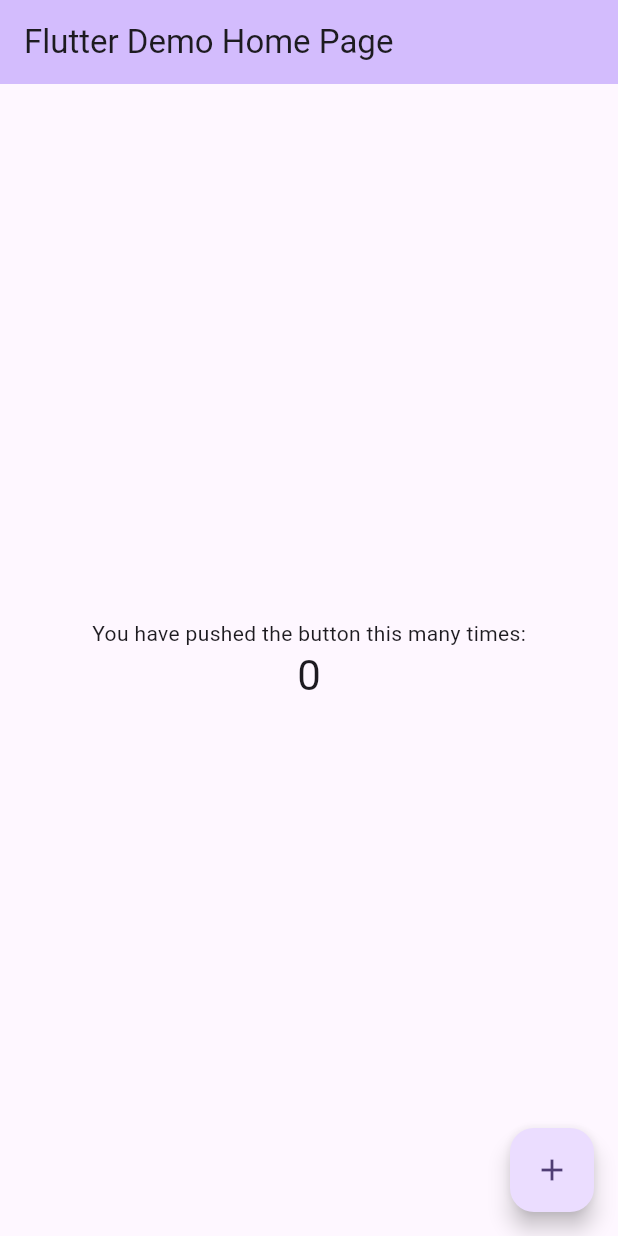
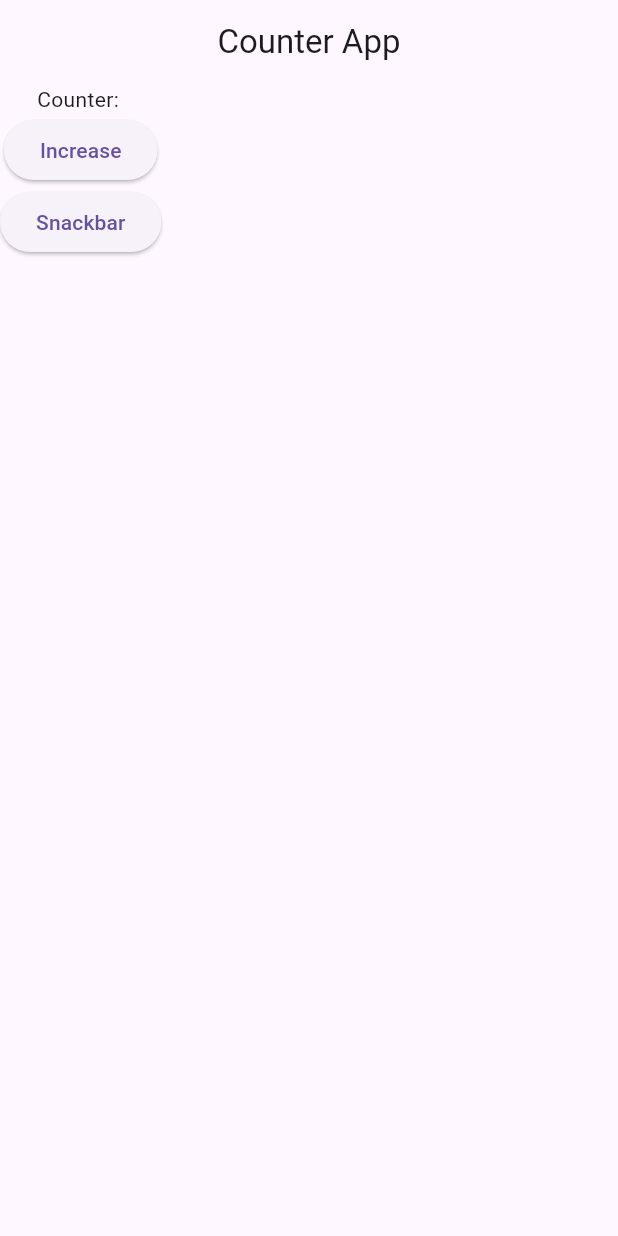
Before and after one commit to Majok-Bol/bloc_listener, a Flutter app: the screen it shows after launch, on a phone screen of 412 x 824 dp. Run offline on Flutter 3.47's test engine with Material 3 defaults, Android fonts, the phone set to English and light mode, and no system bars; our stand-ins replace bloc, flutter_bloc.

Commit message:
added elevated buttons

```diff
--- /dev/null
+++ b/devtools_options.yaml
@@ -0,0 +1,3 @@
+description: This file stores settings for Dart & Flutter DevTools.
+documentation: https://docs.flutter.dev/tools/devtools/extensions#configure-extension-enablement-states
+extensions:
--- /dev/null
+++ b/lib/features/counter/bloc/counter_bloc.dart
@@ -0,0 +1,32 @@
+import 'dart:async';
+
+import 'package:bloc/bloc.dart';
+import 'package:meta/meta.dart';
+
+part 'counter_event.dart';
+part 'counter_state.dart';
+
+class CounterBloc extends Bloc<CounterEvent, CounterState> {
+  CounterBloc() : super(CounterInitial()) {
+    on<CounterIncrementEvent>(counterIncrementEvent);
+    on<CounterSnackBarEvent>(counterSnackBarEvent);
+  }
+  int value = 0;
+
+  FutureOr<void> counterIncrementEvent(
+    CounterIncrementEvent event,
+    Emitter<CounterState> emit,
+  ) {
+    //increase the counter
+    value++;
+    emit(CounterIncrementState(val: value));
+  }
+
+  //handle snackbar state
+  FutureOr<void> counterSnackBarEvent(
+    CounterSnackBarEvent event,
+    Emitter<CounterState> emit,
+  ) {
+    emit(CounterShowSnackBarActionState());
+  }
+}
--- /dev/null
+++ b/lib/features/counter/bloc/counter_event.dart
@@ -0,0 +1,17 @@
+part of 'counter_bloc.dart';
+
+@immutable
+sealed class CounterEvent {}
+
+//initial event
+//on opening the page
+// class CounterInitialEvent extends CounterEvent {}
+
+//increment event
+class CounterIncrementEvent extends CounterEvent {
+  final int val;
+
+  CounterIncrementEvent({required this.val});
+}
+
+class CounterSnackBarEvent extends CounterEvent {}
--- /dev/null
+++ b/lib/features/counter/bloc/counter_state.dart
@@ -0,0 +1,27 @@
+part of 'counter_bloc.dart';
+
+@immutable
+sealed class CounterState {}
+
+final class CounterInitial extends CounterState {}
+
+class CounterIncrementState extends CounterState {
+  final int val;
+
+  CounterIncrementState({required this.val});
+}
+
+abstract class CounterActionState extends CounterState {}
+
+//only invoke a function
+//not rebuilding the ui
+class CounterShowSnackBarActionState extends CounterActionState {}
+
+// //handle successful loading state
+// class CounterLoadingStateSuccessful extends CounterState {
+//   final int count;
+
+//   CounterLoadingStateSuccessful({required this.count});
+// }
+//handle snackbar state
+class CounterSnackBarState extends CounterState {}
--- /dev/null
+++ b/lib/features/counter/bloc/ui/counter_page.dart
@@ -0,0 +1,54 @@
+//handle counter page
+import 'package:bloc_listener/features/counter/bloc/counter_bloc.dart';
+import 'package:flutter/material.dart';
+import 'package:flutter_bloc/flutter_bloc.dart';
+
+class CounterPage extends StatefulWidget {
+  const CounterPage({super.key});
+
+  @override
+  State<CounterPage> createState() => _CounterPageState();
+}
+
+class _CounterPageState extends State<CounterPage> {
+  @override
+  void initState() {
+    counterBloc.add(CounterIncrementEvent(val: 0));
+
+    super.initState();
+  }
+
+  //create instance of block
+  final counterBloc = CounterBloc();
+  @override
+  Widget build(BuildContext context) {
+    return BlocListener<CounterBloc, CounterState>(
+      bloc: counterBloc,
+      listener: (context, state) {
+        if (state is CounterShowSnackBarActionState) {
+          ScaffoldMessenger.of(
+            context,
+          ).showSnackBar(SnackBar(content: Text('SnackBar message')));
+        } else if (state is CounterIncrementState) {
+          setState(() {});
+        }
+        // TODO: implement listener
+      },
+      child: Scaffold(
+        appBar: AppBar(title: Text('Counter App'), centerTitle: true),
+        body: Column(
+          children: [
+            Text('Counter: '),
+            ElevatedButton(onPressed: () {}, child: Text('Increase')),
+            ElevatedButton(
+              onPressed: () {
+                counterBloc.add(CounterSnackBarEvent());
+              },
+              child: Text('Snackbar'),
+            ),
+          ],
+        ),
+      ),
+    );
+  }
+}
--- a/lib/main.dart
+++ b/lib/main.dart
@@ -1,122 +1,15 @@
+import 'package:bloc_listener/features/counter/bloc/ui/counter_page.dart';
 import 'package:flutter/material.dart';
 
 void main() {
-  runApp(const MyApp());
+  runApp(MyApp());
 }
 
 class MyApp extends StatelessWidget {
   const MyApp({super.key});
 
-  // This widget is the root of your application.
   @override
   Widget build(BuildContext context) {
-    return MaterialApp(
-      title: 'Flutter Demo',
-      theme: ThemeData(
-        // This is the theme of your application.
-        //
-        // TRY THIS: Try running your application with "flutter run". You'll see
-        // the application has a purple toolbar. Then, without quitting the app,
-        // try changing the seedColor in the colorScheme below to Colors.green
-        // and then invoke "hot reload" (save your changes or press the "hot
-        // reload" button in a Flutter-supported IDE, or press "r" if you used
-        // the command line to start the app).
-        //
-        // Notice that the counter didn't reset back to zero; the application
-        // state is not lost during the reload. To reset the state, use hot
-        // restart instead.
-        //
-        // This works for code too, not just values: Most code changes can be
-        // tested with just a hot reload.
-        colorScheme: ColorScheme.fromSeed(seedColor: Colors.deepPurple),
-      ),
-      home: const MyHomePage(title: 'Flutter Demo Home Page'),
-    );
+    return MaterialApp(home: CounterPage());
   }
 }
-
-class MyHomePage extends StatefulWidget {
-  const MyHomePage({super.key, required this.title});
-
-  // This widget is the home page of your application. It is stateful, meaning
-  // that it has a State object (defined below) that contains fields that affect
-  // how it looks.
-
-  // This class is the configuration for the state. It holds the values (in this
-  // case the title) provided by the parent (in this case the App widget) and
-  // used by the build method of the State. Fields in a Widget subclass are
-  // always marked "final".
-
-  final String title;
-
-  @override
-  State<MyHomePage> createState() => _MyHomePageState();
-}
-
-class _MyHomePageState extends State<MyHomePage> {
-  int _counter = 0;
-
-  void _incrementCounter() {
-    setState(() {
-      // This call to setState tells the Flutter framework that something has
-      // changed in this State, which causes it to rerun the build method below
-      // so that the display can reflect the updated values. If we changed
-      // _counter without calling setState(), then the build method would not be
-      // called again, and so nothing would appear to happen.
-      _counter++;
-    });
-  }
-
-  @override
-  Widget build(BuildContext context) {
-    // This method is rerun every time setState is called, for instance as done
-    // by the _incrementCounter method above.
-    //
-    // The Flutter framework has been optimized to make rerunning build methods
-    // fast, so that you can just rebuild anything that needs updating rather
-    // than having to individually change instances of widgets.
-    return Scaffold(
-      appBar: AppBar(
-        // TRY THIS: Try changing the color here to a specific color (to
-        // Colors.amber, perhaps?) and trigger a hot reload to see the AppBar
-        // change color while the other colors stay the same.
-        backgroundColor: Theme.of(context).colorScheme.inversePrimary,
-        // Here we take the value from the MyHomePage object that was created by
-        // the App.build method, and use it to set our appbar title.
-        title: Text(widget.title),
-      ),
-      body: Center(
-        // Center is a layout widget. It takes a single child and positions it
-        // in the middle of the parent.
-        child: Column(
-          // Column is also a layout widget. It takes a list of children and
-          // arranges them vertically. By default, it sizes itself to fit its
-          // children horizontally, and tries to be as tall as its parent.
-          //
-          // Column has various properties to control how it sizes itself and
-          // how it positions its children. Here we use mainAxisAlignment to
-          // center the children vertically; the main axis here is the vertical
-          // axis because Columns are vertical (the cross axis would be
-          // horizontal).
-          //
-          // TRY THIS: Invoke "debug painting" (choose the "Toggle Debug Paint"
-          // action in the IDE, or press "p" in the console), to see the
-          // wireframe for each widget.
-          mainAxisAlignment: MainAxisAlignment.center,
-          children: <Widget>[
-            const Text('You have pushed the button this many times:'),
-            Text(
-              '$_counter',
-              style: Theme.of(context).textTheme.headlineMedium,
-            ),
-          ],
-        ),
-      ),
-      floatingActionButton: FloatingActionButton(
-        onPressed: _incrementCounter,
-        tooltip: 'Increment',
-        child: const Icon(Icons.add),
-      ), // This trailing comma makes auto-formatting nicer for build methods.
-    );
-  }
-}
--- a/pubspec.yaml
+++ b/pubspec.yaml
@@ -30,6 +30,8 @@ environment:
 dependencies:
   flutter:
     sdk: flutter
+  flutter_bloc:
+  bloc:
 
   # The following adds the Cupertino Icons font to your application.
   # Use with the CupertinoIcons class for iOS style icons.
```
Also changed, not shown: pubspec.lock.
